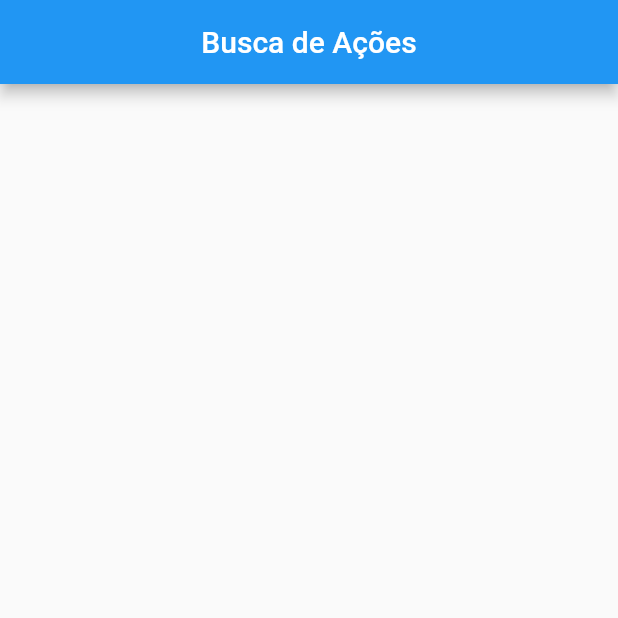
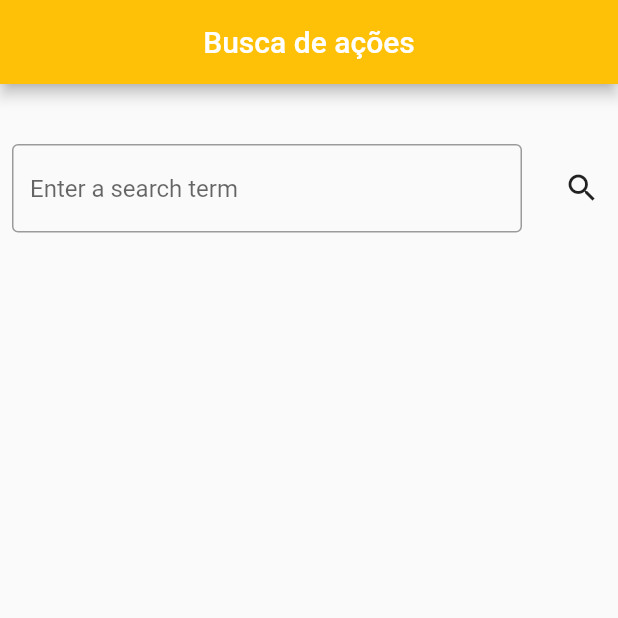
Before and after one commit to AndressaCode/teste, a Flutter app: the screen it shows after launch, on a phone screen of 412 x 824 dp, the top half of it. Run offline on Flutter 3.47's test engine with Material 2 defaults, Android fonts, the phone set to English and light mode, and no system bars; network calls fail.

Commit message:
primeiro commit

```diff
--- a/lib/main.dart
+++ b/lib/main.dart
@@ -1,26 +1,120 @@
 import 'package:flutter/material.dart';
+import 'package:http/http.dart' as http;
+import 'dart:async';
+import 'dart:convert';
 
-void main(){
+// const request = 'https://api.hgbrasil.com/finance?key=c00dd66a';
+
+void main() async {
   runApp(MaterialApp(
     debugShowCheckedModeBanner: false,
-    home: Home(),
+    theme: ThemeData(
+      primaryColor: Colors.amber,
+      buttonTheme: const ButtonThemeData(
+        buttonColor: Colors.amberAccent,
+        textTheme: ButtonTextTheme.primary,
+      ),
+    ),
+    home: BuscaAcoes(),
   ));
 }
 
-class Home extends StatefulWidget {
-  const Home({Key? key}) : super(key: key);
+class BuscaAcoes extends StatefulWidget {
+  @override
+  State<BuscaAcoes> createState() => _BuscaAcoesState();
+}
+
+class _BuscaAcoesState extends State<BuscaAcoes> {
+  String _search;
+  final acaoController = TextEditingController();
+
+  Future<Map> _searchStock() async {
+    http.Response response;
+
+    response = await http.get(Uri.parse(
+        // "https://api.hgbrasil.com/finance?key=c00dd66a"));
+        "https://api.hgbrasil.com/finance/stock_price?key=c00dd66a&symbol=$_search"));
+
+
+    return json.decode(response.body);
+  }
 
   @override
-  State<Home> createState() => _HomeState();
-}
+  void initState() {
+    super.initState();
+    _searchStock().then((map) {
+      print(map);
+    });
+  }
 
-class _HomeState extends State<Home> {
   @override
   Widget build(BuildContext context) {
     return Scaffold(
       appBar: AppBar(
-        title: Text('Busca de Ações'),
+        backgroundColor: Colors.amber,
+        title: const Text('Busca de ações'),
         centerTitle: true,
+      ),
+      body: Column(
+        children: [
+          const SizedBox(height: 32.0),
+          Row(
+            children: [
+              Expanded(
+                child: Padding(
+                  padding: const EdgeInsets.all(8.0),
+                  child: TextField(
+                    controller: acaoController,
+                    keyboardType: TextInputType.text,
+                    decoration: const InputDecoration(
+                      border: const OutlineInputBorder(),
+                      hintText: 'Enter a search term',
+                    ),
+                    style: const TextStyle(color: Colors.amber),
+                    // onSubmitted: (text){
+                    //   setState(() {
+                    //     _search = text;
+                    //   });
+                    // },
+                  ),
+                ),
+              ),
+              const SizedBox(width: 8.0),
+              IconButton(
+                icon: const Icon(Icons.search),
+                onPressed: () {
+                  setState(() {
+                    _search = acaoController.text;
+                  });
+                },
+              ),
+            ],
+          ),
+          FutureBuilder<Map>(
+              future: _searchStock(),
+              builder: (context, snapshot) {
+                switch (snapshot.connectionState) {
+                  case ConnectionState.waiting:
+                  case ConnectionState.none:
+                    return Container(
+                      width: 200.0,
+                      height: 200.0,
+                      alignment: Alignment.center,
+                      child: const CircularProgressIndicator(
+                        valueColor: AlwaysStoppedAnimation<Color>(Colors.white),
+                        strokeWidth: 5.0,
+                      ),
+                    );
+                  default:
+                    if (snapshot.hasError) {
+                      return Container();
+                    } else {
+                      var stockName = snapshot.data['results'];
+                      return Text('Ação:  $stockName');
+                    }
+                }
+              })
+        ],
       ),
     );
   }
--- a/pubspec.yaml
+++ b/pubspec.yaml
@@ -18,7 +18,7 @@ publish_to: 'none' # Remove this line if you wish to publish to pub.dev
 version: 1.0.0+1
 
 environment:
-  sdk: ">=2.17.6 <3.0.0"
+  sdk: ">=2.7.0 <3.0.0"
 
 # Dependencies specify other packages that your package needs in order to work.
 # To automatically upgrade your package dependencies to the latest versions
@@ -34,6 +34,7 @@ dependencies:
   # The following adds the Cupertino Icons font to your application.
   # Use with the CupertinoIcons class for iOS style icons.
   cupertino_icons: ^1.0.2
+  http: ^0.13.5
 
 dev_dependencies:
   flutter_test:
```
Also changed, not shown: pubspec.lock.
